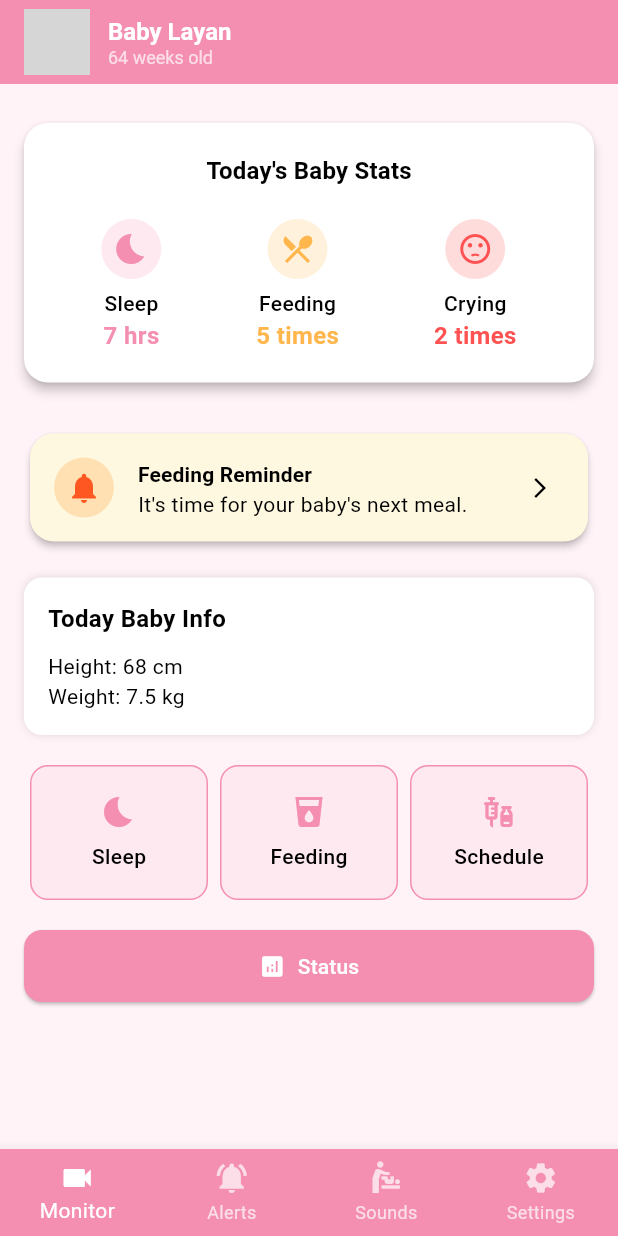
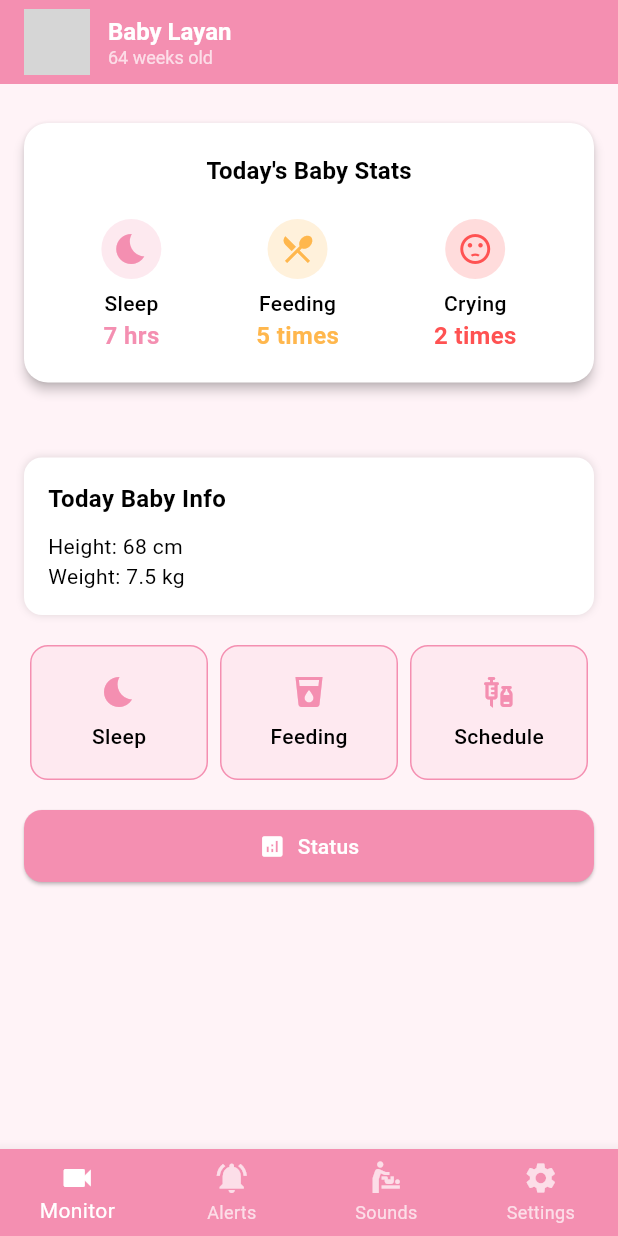
Before and after one commit to halaalmasrii/smart-baby-care, a Flutter app: the DashboardScreen screen opened by its route, on a phone screen of 412 x 824 dp. Run offline on Flutter 3.47's test engine with Material 3 defaults, Android fonts, the phone set to English and light mode, and no system bars; our stand-ins replace fl_chart, image_picker, shared_preferences; accounts and stored records are empty; grey boxes are pictures that could not be loaded.

Commit message:
تعديل الاشعارات في الداش بورد

```diff
--- a/lib/widgets/notification_card.dart
+++ b/lib/widgets/notification_card.dart
@@ -5,26 +5,7 @@ class NotificationCard extends StatelessWidget {
 
   @override
   Widget build(BuildContext context) {
-    final theme = Theme.of(context);
-    return Card(
-      color: Colors.amber.shade50,
-      elevation: 2,
-      shape: RoundedRectangleBorder(borderRadius: BorderRadius.circular(16)),
-      child: ListTile(
-        leading: CircleAvatar(
-          backgroundColor: Colors.orange.shade100,
-          child: const Icon(Icons.notifications, color: Colors.deepOrange),
-        ),
-        title: Text(
-          'Feeding Reminder',
-          style: theme.textTheme.titleSmall?.copyWith(fontWeight: FontWeight.bold),
-        ),
-        subtitle: const Text('It\'s time for your baby\'s next meal.'),
-        trailing: const Icon(Icons.arrow_forward_ios, size: 16),
-        onTap: () {
-          // Handle tap
-        },
-      ),
-    );
+
+    return const SizedBox.shrink(); // عنصر فارغ لا يظهر شيء
   }
 }
```
